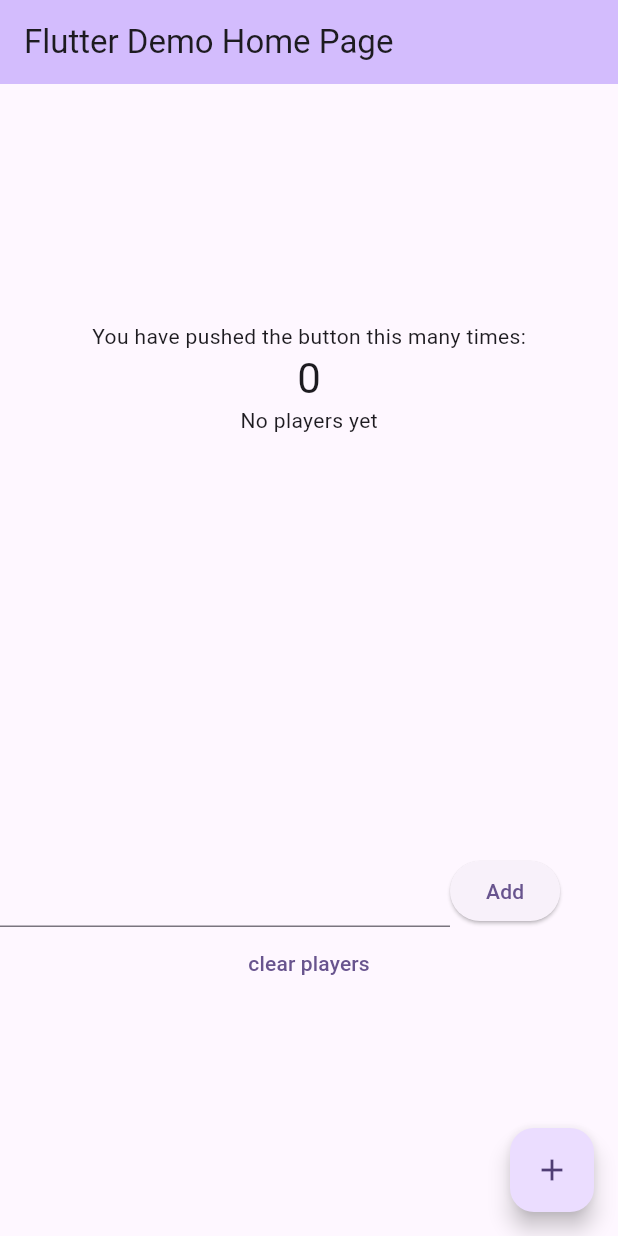
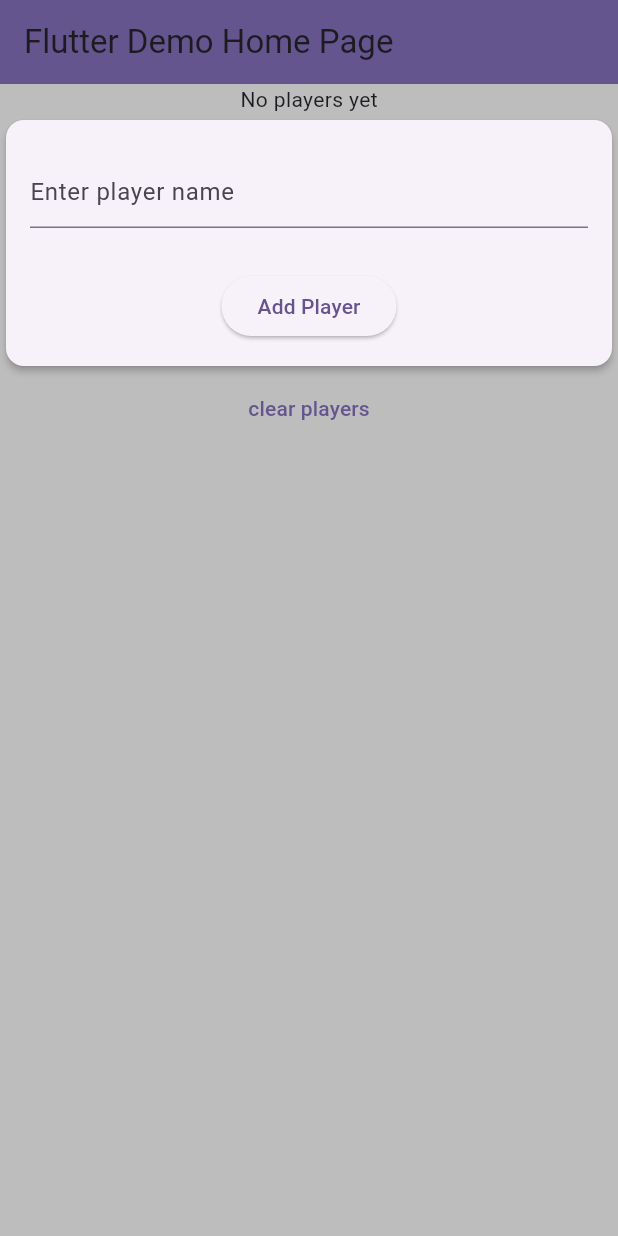
Before and after one commit to LeagueOfBugs/rummy_scoreboard, a Flutter app: the screen it shows after launch, on a phone screen of 412 x 824 dp. Run offline on Flutter 3.47's test engine with Material 3 defaults, Android fonts, the phone set to English and light mode, and no system bars.

Commit message:
adding players card

```diff
--- a/lib/main.dart
+++ b/lib/main.dart
@@ -1,7 +1,7 @@
 import 'package:flutter/material.dart';
 import 'package:flutter_application_1/providers/player_provider.dart';
-import 'package:flutter_application_1/widgets/add_player.dart';
-import 'package:flutter_application_1/widgets/leaderboard.dart';
+import 'package:flutter_application_1/widgets/card/add_player.dart';
+import 'package:flutter_application_1/widgets/card/leaderboard.dart';
 import 'package:provider/provider.dart';
 
 void main() {
@@ -18,8 +18,11 @@ class MyApp extends StatelessWidget {
   Widget build(BuildContext context) {
     return MaterialApp(
       title: 'Flutter Demo',
+      debugShowCheckedModeBanner: false,
       theme: ThemeData(
-        colorScheme: ColorScheme.fromSeed(seedColor: Colors.deepPurple),
+        scaffoldBackgroundColor: Colors.grey.shade400,
+        colorScheme:
+            ColorScheme.fromSeed(seedColor: Color.fromARGB(255, 10, 1, 39)),
         useMaterial3: true,
       ),
       home: const MyHomePage(title: 'Flutter Demo Home Page'),
@@ -36,34 +39,17 @@ class MyHomePage extends StatefulWidget {
 }
 
 class _MyHomePageState extends State<MyHomePage> {
-  int _counter = 0;
-
-  void _incrementCounter() {
-    setState(() {
-      _counter++;
-    });
-  }
-
   @override
   Widget build(BuildContext context) {
     print('in main');
     return Scaffold(
       appBar: AppBar(
-        backgroundColor: Theme.of(context).colorScheme.inversePrimary,
+        backgroundColor: Theme.of(context).colorScheme.primary,
         title: Text(widget.title),
       ),
-      body: Center(
-        child: Column(
-          mainAxisAlignment: MainAxisAlignment.center,
+      body: Column(
         children: <Widget>[
-            const Text(
-              'You have pushed the button this many times:',
-            ),
-            Text(
-              '$_counter',
-              style: Theme.of(context).textTheme.headlineMedium,
-            ),
-            const SizedBox(height: 300, child: Leaderboard()),
+          const Leaderboard(),
           const AddPlayer(),
           TextButton(
               onPressed: () {
@@ -73,12 +59,6 @@ class _MyHomePageState extends State<MyHomePage> {
               child: const Text('clear players'))
         ],
       ),
-      ),
-      floatingActionButton: FloatingActionButton(
-        onPressed: _incrementCounter,
-        tooltip: 'Increment',
-        child: const Icon(Icons.add),
-      ),
     );
   }
 }
--- a/lib/providers/player_provider.dart
+++ b/lib/providers/player_provider.dart
@@ -11,6 +11,12 @@ class PlayerProvider extends ChangeNotifier {
     notifyListeners();
   }
 
+  void addPlayers(List<String> names) {
+    for (var name in names) {
+      addPlayer(name);
+    }
+  }
+
   void clearPlayers() {
     players.clear();
     notifyListeners();
--- a/lib/widgets/add_player.dart
+++ /dev/null
@@ -1,47 +0,0 @@
-import 'package:flutter/material.dart';
-import 'package:flutter_application_1/providers/player_provider.dart';
-import 'package:provider/provider.dart';
-
-class AddPlayer extends StatefulWidget {
-  const AddPlayer({super.key});
-
-  @override
-  State<AddPlayer> createState() => _AddPlayerState();
-}
-
-class _AddPlayerState extends State<AddPlayer> {
-  final TextEditingController _controller = TextEditingController();
-  String _name = '';
-
-  void _addPlayer() {
-    setState(() {
-      _name = _controller.value.text;
-    });
-    Provider.of<PlayerProvider>(context, listen: false).addPlayer(_name);
-    _controller.clear();
-  }
-
-  @override
-  Widget build(BuildContext context) {
-    print(_name);
-    print('in add player');
-    return Column(
-      children: [
-        Row(
-          children: [
-            SizedBox(
-              width: 300,
-              child: TextField(
-                controller: _controller,
-              ),
-            ),
-            ElevatedButton(
-              onPressed: () => _addPlayer(),
-              child: const Text('Add'),
-            ),
-          ],
-        ),
-      ],
-    );
-  }
-}
--- /dev/null
+++ b/lib/widgets/card/add_player.dart
@@ -0,0 +1,59 @@
+import 'package:flutter/material.dart';
+import 'package:flutter_application_1/widgets/card/game_card.dart';
+
+class AddPlayer extends StatefulWidget {
+  const AddPlayer({super.key});
+
+  @override
+  State<AddPlayer> createState() => _AddPlayerState();
+}
+
+class _AddPlayerState extends State<AddPlayer> {
+  final List<TextEditingController> _controllers = [];
+
+  @override
+  void initState() {
+    super.initState();
+    addPlayerInput();
+  }
+
+  @override
+  void dispose() {
+    for (final controller in _controllers) {
+      controller.dispose();
+    }
+    super.dispose();
+  }
+
+  void addPlayerInput() {
+    setState(() => _controllers.add(TextEditingController()));
+  }
+
+  @override
+  Widget build(BuildContext context) {
+    return GameCard(
+      gameCardChildren: Padding(
+        padding: const EdgeInsets.all(16.0),
+        child: Column(
+          children: [
+            ..._controllers.map((controller) {
+              return Padding(
+                padding: const EdgeInsets.symmetric(vertical: 8.0),
+                child: TextField(
+                  controller: controller,
+                  decoration:
+                      const InputDecoration(hintText: 'Enter player name'),
+                ),
+              );
+            }),
+            const SizedBox(height: 20),
+            ElevatedButton(
+              onPressed: addPlayerInput,
+              child: const Text('Add Player'),
+            ),
+          ],
+        ),
+      ),
+    );
+  }
+}
--- /dev/null
+++ b/lib/widgets/card/game_card.dart
@@ -0,0 +1,15 @@
+import 'package:flutter/material.dart';
+
+class GameCard extends StatelessWidget {
+  final Widget gameCardChildren;
+  const GameCard({super.key, required this.gameCardChildren});
+
+  @override
+  Widget build(BuildContext context) {
+    return Card(
+        elevation: 2,
+        child: Container(
+            constraints: const BoxConstraints(maxWidth: 500, minWidth: 300),
+            child: gameCardChildren));
+  }
+}
--- /dev/null
+++ b/lib/widgets/card/start_game.dart
@@ -0,0 +1,10 @@
+import 'package:flutter/material.dart';
+
+class StartGame extends StatelessWidget {
+  const StartGame({super.key});
+
+  @override
+  Widget build(BuildContext context) {
+    return Container();
+  }
+}
```
Also changed, not shown: lib/widgets/card/leaderboard.dart (renamed from lib/widgets/leaderboard.dart), lib/widgets/card/leaderboard_card.dart (added), lib/widgets/card/scoreboard.dart (added). Lines whose indentation alone changed are shown as unchanged.
